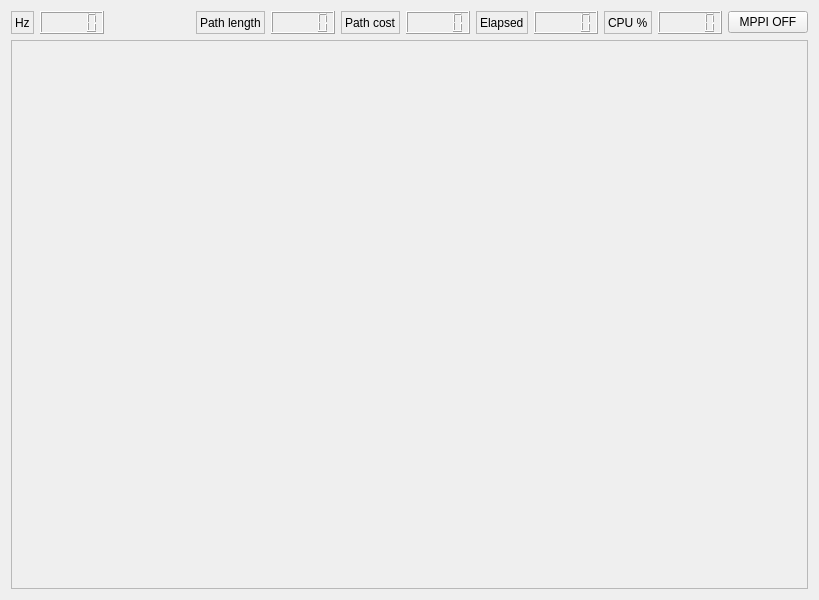
First picture: the form in gridder/src/mainUI.ui, repository pbustos/beta-robotica-class, before the edit.
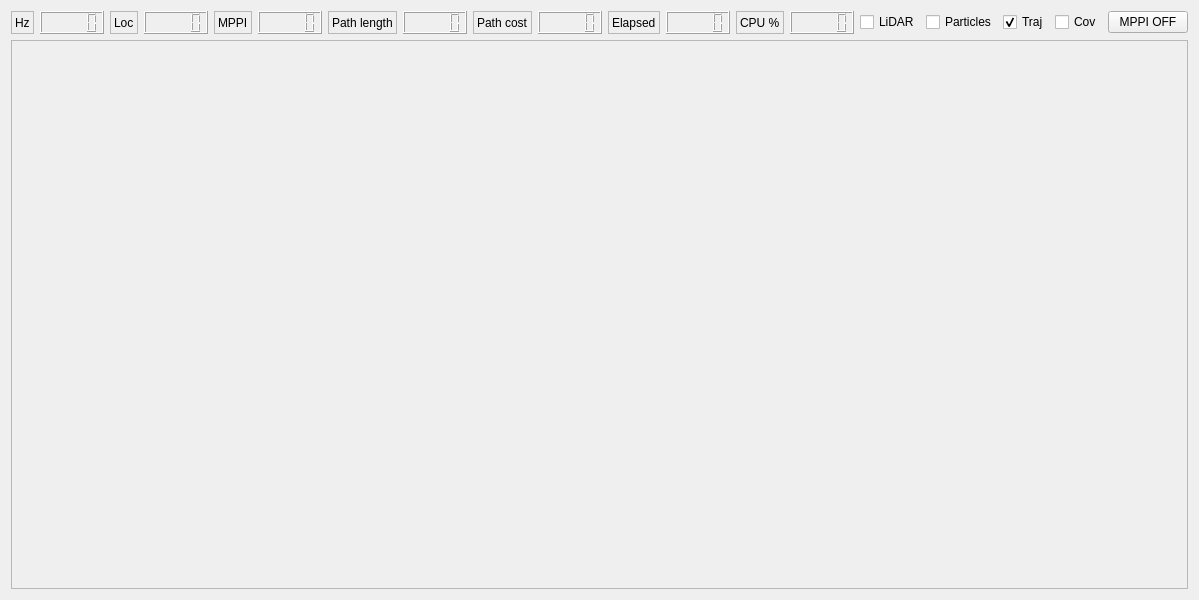
Second picture: the form after the edit.

```diff
--- a/gridder/src/mainUI.ui
+++ b/gridder/src/mainUI.ui
@@ -6,7 +6,7 @@
    <rect>
     <x>0</x>
     <y>0</y>
-    <width>819</width>
+    <width>1000</width>
     <height>600</height>
    </rect>
   </property>
@@ -44,6 +44,58 @@
          </item>
         </layout>
        </item>
+       <item>
+        <layout class="QHBoxLayout" name="horizontalLayout_loc">
+         <item>
+          <widget class="QLabel" name="label_loc">
+           <property name="frameShape">
+            <enum>QFrame::StyledPanel</enum>
+           </property>
+           <property name="text">
+            <string>Loc</string>
+           </property>
+          </widget>
+         </item>
+         <item>
+          <widget class="QLCDNumber" name="lcdNumber_loc_hz">
+           <property name="font">
+            <font>
+             <family>Ubuntu</family>
+             <pointsize>12</pointsize>
+             <weight>75</weight>
+             <bold>true</bold>
+            </font>
+           </property>
+          </widget>
+         </item>
+        </layout>
+       </item>
+       <item>
+        <layout class="QHBoxLayout" name="horizontalLayout_mppi_hz">
+         <item>
+          <widget class="QLabel" name="label_mppi_hz">
+           <property name="frameShape">
+            <enum>QFrame::StyledPanel</enum>
+           </property>
+           <property name="text">
+            <string>MPPI</string>
+           </property>
+          </widget>
+         </item>
+         <item>
+          <widget class="QLCDNumber" name="lcdNumber_mppi_hz">
+           <property name="font">
+            <font>
+             <family>Ubuntu</family>
+             <pointsize>12</pointsize>
+             <weight>75</weight>
+             <bold>true</bold>
+            </font>
+           </property>
+          </widget>
+         </item>
+        </layout>
+       </item>
        <item>
         <spacer name="horizontalSpacer">
          <property name="orientation">
@@ -153,6 +205,46 @@
          </item>
         </layout>
        </item>
+       <item>
+        <widget class="QCheckBox" name="checkBox_lidar">
+         <property name="text">
+          <string>LiDAR</string>
+         </property>
+         <property name="checked">
+          <bool>false</bool>
+         </property>
+        </widget>
+       </item>
+       <item>
+        <widget class="QCheckBox" name="checkBox_particles">
+         <property name="text">
+          <string>Particles</string>
+         </property>
+         <property name="checked">
+          <bool>false</bool>
+         </property>
+        </widget>
+       </item>
+       <item>
+        <widget class="QCheckBox" name="checkBox_trajectories">
+         <property name="text">
+          <string>Traj</string>
+         </property>
+         <property name="checked">
+          <bool>true</bool>
+         </property>
+        </widget>
+       </item>
+       <item>
+        <widget class="QCheckBox" name="checkBox_covariance">
+         <property name="text">
+          <string>Cov</string>
+         </property>
+         <property name="checked">
+          <bool>false</bool>
+         </property>
+        </widget>
+       </item>
        <item>
         <widget class="QPushButton" name="pushButton_mppi">
          <property name="text">
```
